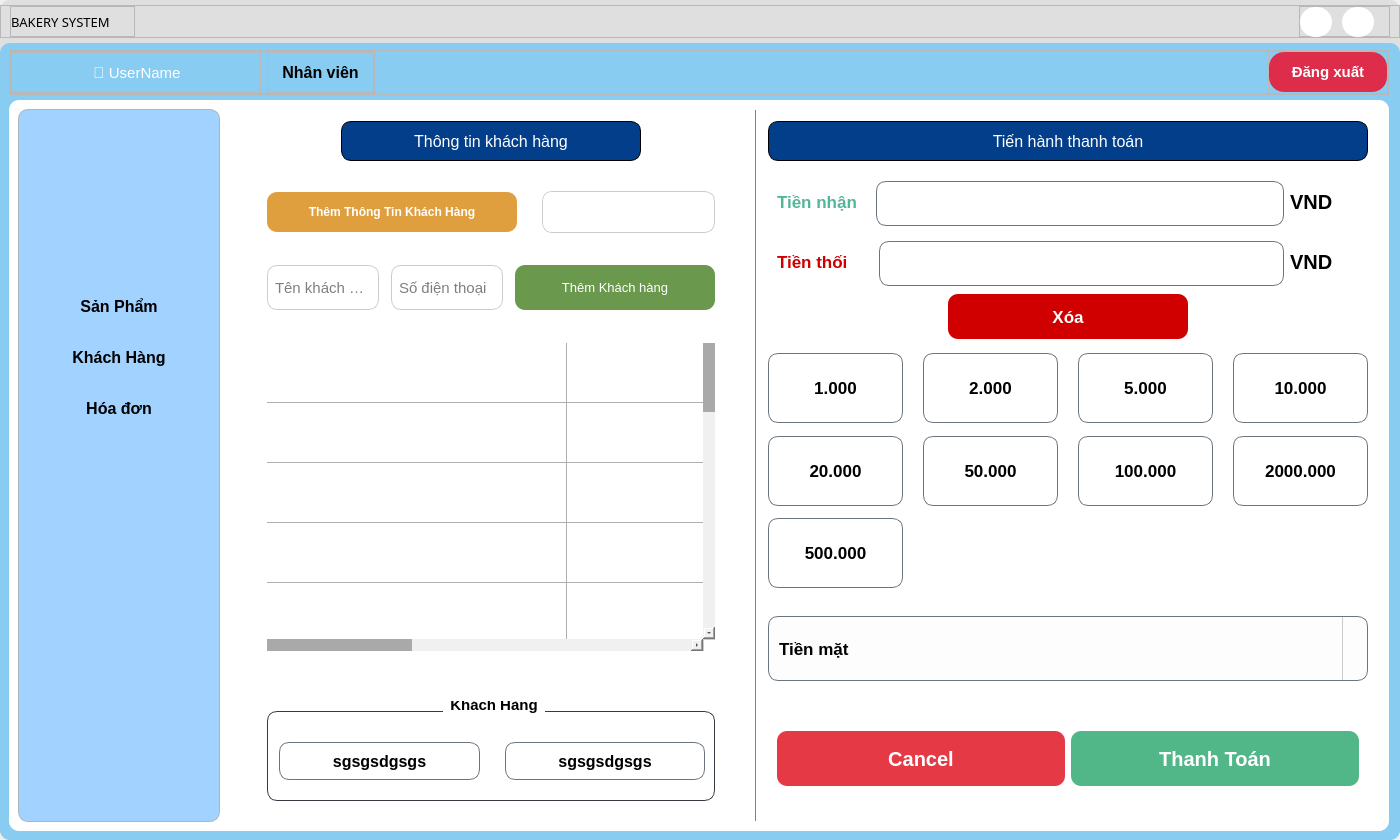
Before: the Qt Designer form UI/forms/employee/employee_main_screen.ui in yuukun123/bakery-management-system, drawn with Qt 5.
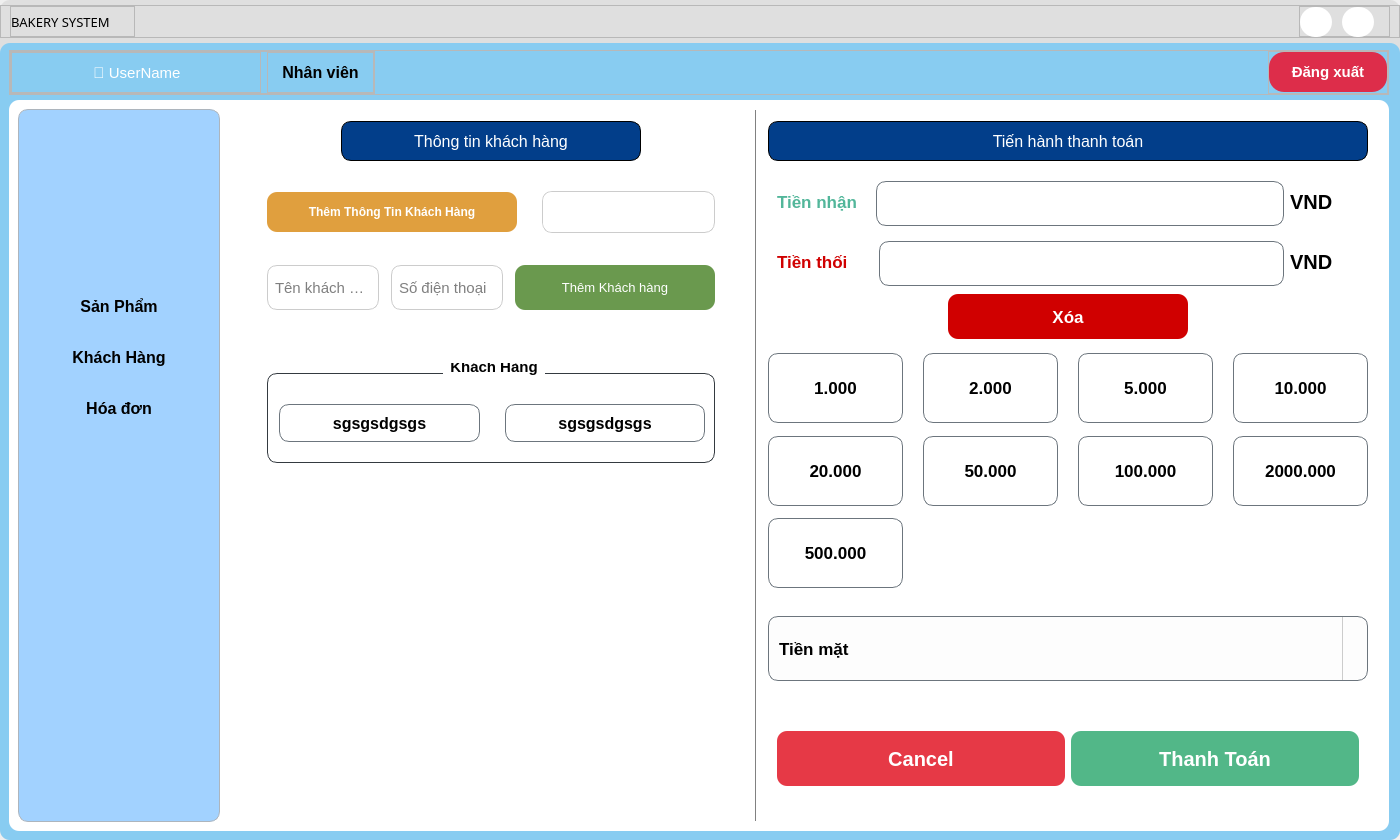
After: the same form once the commit is applied. The open tabs and pages were chosen to show the change. Icons and pictures are not drawn.

The edit to the form file:
```diff
--- a/UI/forms/employee/employee_main_screen.ui
+++ b/UI/forms/employee/employee_main_screen.ui
@@ -910,7 +910,7 @@
                     <string notr="true">border: 0px solid rgb(2, 2, 2)</string>
                    </property>
                    <property name="currentIndex">
-                    <number>0</number>
+                    <number>1</number>
                    </property>
                    <widget class="QWidget" name="product_list">
                     <property name="styleSheet">
@@ -1109,8 +1109,8 @@
                             <rect>
                              <x>0</x>
                              <y>0</y>
-                             <width>653</width>
-                             <height>626</height>
+                             <width>16</width>
+                             <height>16</height>
                             </rect>
                            </property>
                            <property name="styleSheet">
@@ -1251,8 +1251,8 @@
                             <rect>
                              <x>0</x>
                              <y>0</y>
-                             <width>446</width>
-                             <height>474</height>
+                             <width>407</width>
+                             <height>16</height>
                             </rect>
                            </property>
                            <layout class="QVBoxLayout" name="verticalLayout_12">
@@ -1397,7 +1397,7 @@
                                </widget>
                               </item>
                               <item>
-                               <widget class="QLabel" name="total">
+                               <widget class="QLabel" name="total_bill_label">
                                 <property name="sizePolicy">
                                  <sizepolicy hsizetype="Preferred" vsizetype="Fixed">
                                   <horstretch>0</horstretch>
@@ -1416,7 +1416,7 @@
                                  </font>
                                 </property>
                                 <property name="styleSheet">
-                                 <string notr="true">#total{
+                                 <string notr="true">#total_bill_label{
 	color: #d62828;
 }</string>
                                 </property>
@@ -1601,7 +1601,7 @@
                           </layout>
                          </widget>
                         </item>
-                        <item>
+                        <item alignment="Qt::AlignTop">
                          <widget class="QFrame" name="frame_38">
                           <property name="styleSheet">
                            <string notr="true">border: none;</string>
@@ -1662,7 +1662,7 @@
                                <number>0</number>
                               </property>
                               <item>
-                               <widget class="QToolButton" name="add_customer_btn">
+                               <widget class="QToolButton" name="show_add_customer_btn">
                                 <property name="minimumSize">
                                  <size>
                                   <width>250</width>
@@ -1683,13 +1683,13 @@
                                  </font>
                                 </property>
                                 <property name="styleSheet">
-                                 <string notr="true">#add_customer_btn{
+                                 <string notr="true">#show_add_customer_btn{
 background-color: #e09f3e;
 color: rgb(255, 255, 255);
 border-radius: 10px;
 }
 
-#add_customer_btn:hover{
+#show_add_customer_btn:hover{
 background-color: #495057;
 }</string>
                                 </property>
@@ -1753,6 +1753,14 @@
                               </item>
                               <item>
                                <widget class="QPushButton" name="search_customer_btn">
+                                <property name="font">
+                                 <font>
+                                  <pointsize>8</pointsize>
+                                 </font>
+                                </property>
+                                <property name="cursor">
+                                 <cursorShape>PointingHandCursor</cursorShape>
+                                </property>
                                 <property name="styleSheet">
                                  <string notr="true">border: none;</string>
                                 </property>
@@ -1765,8 +1773,8 @@
                                 </property>
                                 <property name="iconSize">
                                  <size>
-                                  <width>26</width>
-                                  <height>26</height>
+                                  <width>30</width>
+                                  <height>30</height>
                                  </size>
                                 </property>
                                </widget>
@@ -1777,7 +1785,7 @@
                           </layout>
                          </widget>
                         </item>
-                        <item>
+                        <item alignment="Qt::AlignVCenter">
                          <widget class="QFrame" name="contain_customer">
                           <property name="minimumSize">
                            <size>
@@ -1916,194 +1924,6 @@
                           </layout>
                          </widget>
                         </item>
-                        <item>
-                         <widget class="QTableWidget" name="table_list">
-                          <property name="enabled">
-                           <bool>true</bool>
-                          </property>
-                          <property name="font">
-                           <font>
-                            <weight>75</weight>
-                            <bold>true</bold>
-                           </font>
-                          </property>
-                          <property name="styleSheet">
-                           <string notr="true">QHeaderView::section {
-    background-color: #1976d2;
-    font-weight: bold;
-	color: rgb(255, 255, 255);
-	font-size: 15px;
-	padding: 5px;
-	border: 1px solid rgb(255, 255, 255)
-}
-
-QTableWidget::item:selected {
-    background-color: transparent;
-    color: black;
-    font-weight: normal;
-}
-
-QTableWidget {
-    gridline-color: rgb(176, 176, 176);
-	border: none;
-}
-
-
-QScrollBar:vertical {
-    border: none;
-    background: #f0f0f0;
-    width: 12px;
-    margin: 0px 0px 0px 0px;
-}
-
-QScrollBar::handle:vertical {
-    background: #a9a9a9;
-    min-height: 50px;
-    border: none;
-}
-
-QScrollBar:horizontal {
-    border: none;
-    background: #f0f0f0;
-    height: 12px;
-    margin: 0px 0px 0px 0px;
-}
-
-QScrollBar::handle:horizontal {
-    background: #a9a9a9;
-    min-width: 20px;
-    border: none;
-}
-</string>
-                          </property>
-                          <property name="frameShape">
-                           <enum>QFrame::StyledPanel</enum>
-                          </property>
-                          <property name="frameShadow">
-                           <enum>QFrame::Plain</enum>
-                          </property>
-                          <property name="lineWidth">
-                           <number>1</number>
-                          </property>
-                          <property name="midLineWidth">
-                           <number>0</number>
-                          </property>
-                          <property name="sizeAdjustPolicy">
-                           <enum>QAbstractScrollArea::AdjustToContentsOnFirstShow</enum>
-                          </property>
-                          <property name="editTriggers">
-                           <set>QAbstractItemView::NoEditTriggers</set>
-                          </property>
-                          <property name="tabKeyNavigation">
-                           <bool>true</bool>
-                          </property>
-                          <property name="showDropIndicator" stdset="0">
-                           <bool>true</bool>
-                          </property>
-                          <property name="dragEnabled">
-                           <bool>false</bool>
-                          </property>
-                          <property name="showGrid">
-                           <bool>true</bool>
-                          </property>
-                          <property name="gridStyle">
-                           <enum>Qt::SolidLine</enum>
-                          </property>
-                          <property name="rowCount">
-                           <number>17</number>
-                          </property>
-                          <property name="columnCount">
-                           <number>3</number>
-                          </property>
-                          <attribute name="horizontalHeaderVisible">
-                           <bool>false</bool>
-                          </attribute>
-                          <attribute name="horizontalHeaderCascadingSectionResizes">
-                           <bool>false</bool>
-                          </attribute>
-                          <attribute name="horizontalHeaderDefaultSectionSize">
-                           <number>300</number>
-                          </attribute>
-                          <attribute name="horizontalHeaderHighlightSections">
-                           <bool>false</bool>
-                          </attribute>
-                          <attribute name="horizontalHeaderMinimumSectionSize">
-                           <number>220</number>
-                          </attribute>
-                          <attribute name="horizontalHeaderShowSortIndicator" stdset="0">
-                           <bool>false</bool>
-                          </attribute>
-                          <attribute name="horizontalHeaderStretchLastSection">
-                           <bool>true</bool>
-                          </attribute>
-                          <attribute name="verticalHeaderVisible">
-                           <bool>false</bool>
-                          </attribute>
-                          <attribute name="verticalHeaderCascadingSectionResizes">
-                           <bool>false</bool>
-                          </attribute>
-                          <attribute name="verticalHeaderDefaultSectionSize">
-                           <number>60</number>
-                          </attribute>
-                          <attribute name="verticalHeaderHighlightSections">
-                           <bool>false</bool>
-                          </attribute>
-                          <attribute name="verticalHeaderMinimumSectionSize">
-                           <number>30</number>
-                          </attribute>
-                          <attribute name="verticalHeaderShowSortIndicator" stdset="0">
-                           <bool>false</bool>
-                          </attribute>
-                          <attribute name="verticalHeaderStretchLastSection">
-                           <bool>false</bool>
-                          </attribute>
-                          <row/>
-                          <row/>
-                          <row/>
-                          <row/>
-                          <row/>
-                          <row/>
-                          <row/>
-                          <row/>
-                          <row/>
-                          <row/>
-                          <row/>
-                          <row/>
-                          <row/>
-                          <row/>
-                          <row/>
-                          <row/>
-                          <row/>
-                          <column>
-                           <property name="text">
-                            <string>Mã Khách Hàng</string>
-                           </property>
-                          </column>
-                          <column>
-                           <property name="text">
-                            <string>Tên Khách Hàng</string>
-                           </property>
-                          </column>
-                          <column>
-                           <property name="text">
-                            <string>Số Điện Thoại</string>
-                           </property>
-                          </column>
-                          <item row="0" column="1">
-                           <property name="text">
-                            <string/>
-                           </property>
-                           <property name="font">
-                            <font>
-                             <pointsize>10</pointsize>
-                            </font>
-                           </property>
-                           <property name="textAlignment">
-                            <set>AlignCenter</set>
-                           </property>
-                          </item>
-                         </widget>
-                        </item>
                         <item>
                          <widget class="QGroupBox" name="groupBox">
                           <property name="minimumSize">
@@ -2211,6 +2031,19 @@
                           </layout>
                          </widget>
                         </item>
+                        <item>
+                         <spacer name="verticalSpacer">
+                          <property name="orientation">
+                           <enum>Qt::Vertical</enum>
+                          </property>
+                          <property name="sizeHint" stdset="0">
+                           <size>
+                            <width>20</width>
+                            <height>40</height>
+                           </size>
+                          </property>
+                         </spacer>
+                        </item>
                        </layout>
                       </widget>
                      </item>
```
